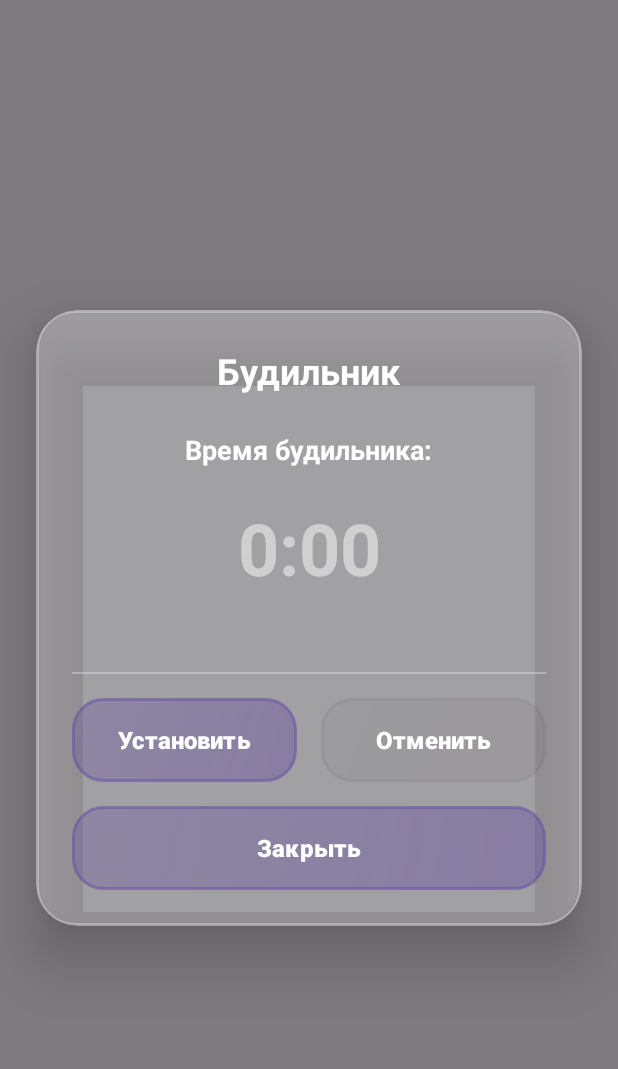
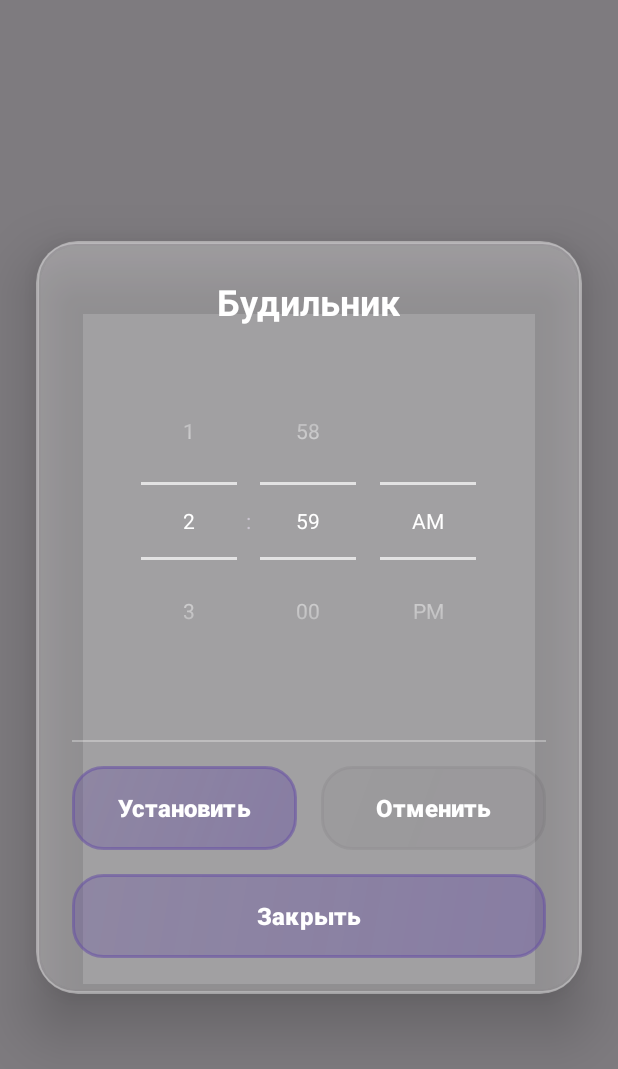
Before and after one commit to TheMrGrench/decimal-clock, an Android app: the layout activity_alarm.xml on its own in the app's theme, with its tools: preview values and no code run, on a phone screen of 412 x 824 dp. Shown: the top 1069 px of the screen. Run offline under Robolectric (Android 15) with nearby library versions, the phone set to English and light mode, and no system bars.

Commit message:
Replace text input with TimePicker, fix digital clock contrast
- Replace EditText with TimePicker in alarm (system-like UI)
- Add TimePickerTheme with proper colors for dark mode
- Update AlarmActivity to use TimePicker with decimal time conversion
- Fix digital clock contrast: dark cards (#50000000) with bright white digits
- Improve card shadows for better depth perception

REMAINING ISSUES:
- Timer still needs TimePicker implementation
- Buttons still using button_premium (purple/violet colors)
- Need dynamic button coloring based on theme

```diff
--- a/app/src/main/res/layout/activity_alarm.xml
+++ b/app/src/main/res/layout/activity_alarm.xml
@@ -44,31 +44,14 @@
                     android:layout_gravity="center" />
 
                 <!-- Выбор времени -->
-                <TextView
+                <TimePicker
+                    android:id="@+id/alarmTimePicker"
                     android:layout_width="wrap_content"
                     android:layout_height="wrap_content"
-                    android:text="Время будильника:"
-                    android:textSize="18sp"
-                    android:textColor="@color/white"
-                    android:textStyle="bold"
-                    android:layout_marginBottom="16dp"
-                    android:layout_gravity="center" />
-
-                <EditText
-                    android:id="@+id/alarmTimeInput"
-                    android:layout_width="200dp"
-                    android:layout_height="80dp"
-                    android:hint="0:00"
-                    android:inputType="number"
-                    android:textColor="@color/white"
-                    android:textColorHint="@color/white_50"
-                    android:backgroundTint="@android:color/transparent"
-                    android:textAlignment="center"
-                    android:textSize="48sp"
-                    android:textStyle="bold"
-                    android:maxLength="4"
                     android:layout_gravity="center"
-                    android:layout_marginBottom="24dp" />
+                    android:layout_marginBottom="24dp"
+                    android:timePickerMode="spinner"
+                    android:theme="@style/TimePickerTheme" />
 
                 <!-- Разделитель -->
                 <View
--- a/app/src/main/res/values/themes.xml
+++ b/app/src/main/res/values/themes.xml
@@ -29,4 +29,13 @@
         <item name="android:elevation">4dp</item>
         <item name="android:stateListAnimator">@null</item>
     </style>
+
+    <style name="TimePickerTheme" parent="ThemeOverlay.Material3.Dark">
+        <item name="colorPrimary">#B0A0FF</item>
+        <item name="colorOnPrimary">@color/white</item>
+        <item name="colorSurface">#40FFFFFF</item>
+        <item name="colorOnSurface">@color/white</item>
+        <item name="android:textColorPrimary">@color/white</item>
+        <item name="android:textColorSecondary">#CCFFFFFF</item>
+    </style>
 </resources>
```
Also changed, not shown: app/src/main/java/com/decimalclock/AlarmActivity.kt (+19 -14 lines), app/src/main/java/com/decimalclock/DigitalClockView.kt (+7 -6 lines).
